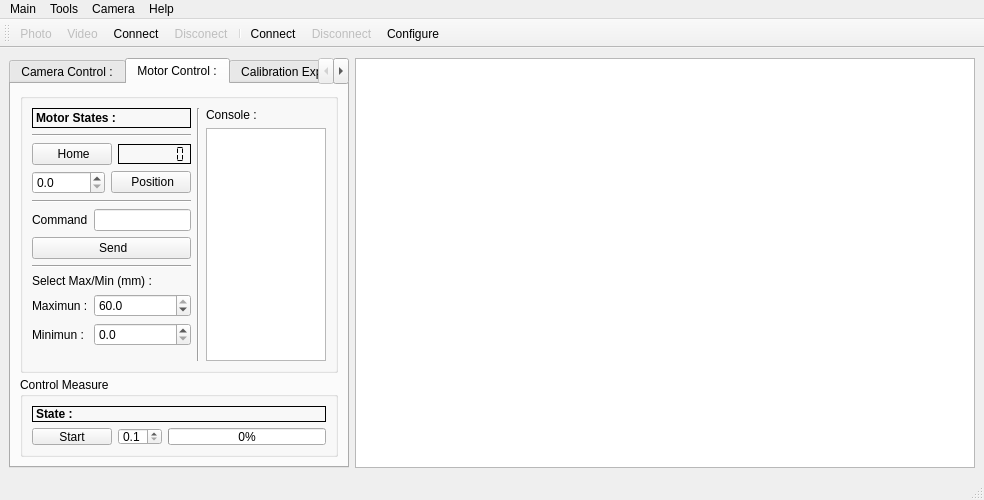
First picture: the form in mainwindow.ui, repository axpaul/Laser-Profiler, before the edit.
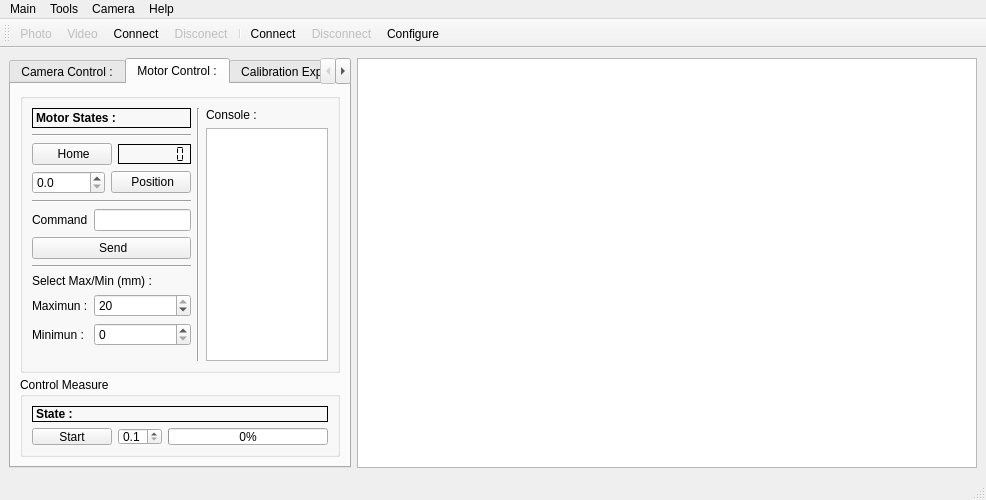
Second picture: the form after the edit. The open tabs and pages were chosen to show the change. Icons and pictures are not drawn. Custom widgets are drawn as their Qt base class.

What changed in the file:
```diff
--- a/mainwindow.ui
+++ b/mainwindow.ui
@@ -9,7 +9,7 @@
    <rect>
     <x>0</x>
     <y>0</y>
-    <width>984</width>
+    <width>986</width>
     <height>500</height>
    </rect>
   </property>
@@ -873,13 +873,16 @@
                    <item row="0" column="1">
                     <widget class="QDoubleSpinBox" name="spinBox_Max">
                      <property name="decimals">
-                      <number>1</number>
+                      <number>0</number>
+                     </property>
+                     <property name="minimum">
+                      <double>1.000000000000000</double>
                      </property>
                      <property name="maximum">
-                      <double>60.000000000000000</double>
+                      <double>20.000000000000000</double>
                      </property>
                      <property name="value">
-                      <double>60.000000000000000</double>
+                      <double>20.000000000000000</double>
                      </property>
                     </widget>
                    </item>
@@ -893,7 +896,7 @@
                    <item row="1" column="1">
                     <widget class="QDoubleSpinBox" name="spinBox_Min">
                      <property name="decimals">
-                      <number>1</number>
+                      <number>0</number>
                      </property>
                     </widget>
                    </item>
@@ -1299,7 +1302,7 @@
     <rect>
      <x>0</x>
      <y>0</y>
-     <width>984</width>
+     <width>986</width>
      <height>21</height>
     </rect>
    </property>
```
Left out of the diff: 4 changed lines with no effect on the pictures.
